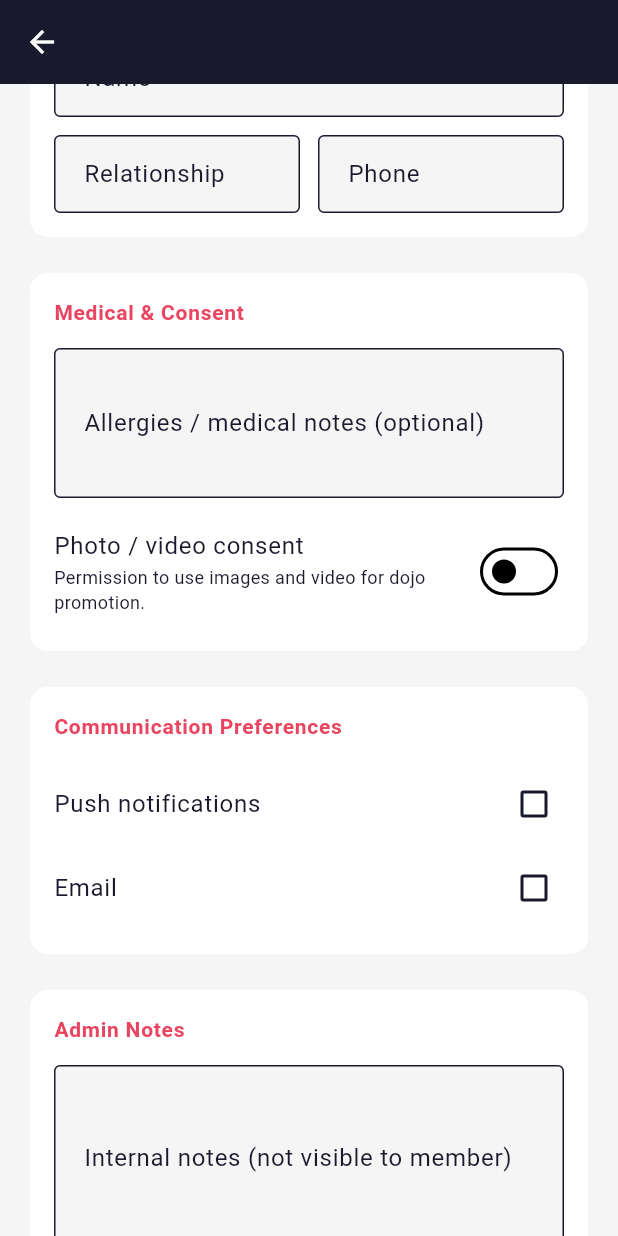
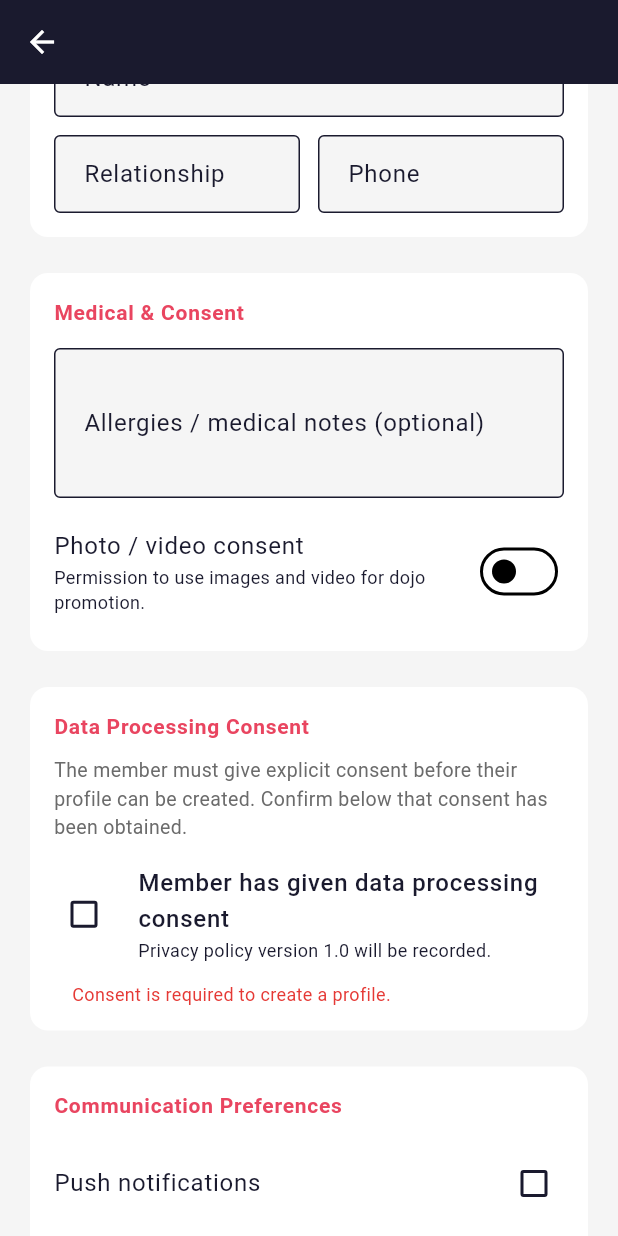
Before and after one commit to kieronhg/Ichiban-App, a Flutter app: the ProfileFormScreen screen opened by its route, scrolled down 1152 dp, on a phone screen of 412 x 824 dp. Run offline on Flutter 3.47's test engine with Material 3 defaults, Android fonts, the phone set to English and light mode, and no system bars; our stand-ins replace cloud_firestore, equatable, firebase_auth, flutter_riverpod, go_router; accounts and stored records are empty.

Commit message:
feat(profiles): add GDPR consent checkbox to profile form
ProfileFormState:
- Add dataProcessingConsent (bool) and dataProcessingConsentVersion (String?)
- Add registrationDate (DateTime?) and isActive (bool) so edit mode
  preserves existing system fields instead of resetting them
  (fixes silent bug: editing a profile was overwriting registrationDate
  to DateTime.now() and forcing isActive: true on every save)
- Update empty(), fromProfile(), toProfile(), copyWith() accordingly

ProfileFormNotifier:
- Add setDataProcessingConsent() and setDataProcessingConsentVersion() setters

ProfileFormScreen:
- New _GdprConsentSection ConsumerWidget added between Medical/Consent
  and Communication Preferences sections
- Create mode: shows unchecked mandatory checkbox; ticking it stamps the
  current privacyPolicyVersion from app settings as consentVersion;
  shows inline error while unchecked; use case will reject save if false
- Edit mode (consent already given): shows read-only green status banner
  with recorded policy version; directs admin to erasure process to withdraw
- Edit mode (no consent yet): shows the checkbox, allowing consent to be given

app_settings_providers.dart:
- New privacyPolicyVersionProvider (FutureProvider<String>) reads
  'privacyPolicyVersion' from Firestore app settings; falls back to '1.0'

Co-Authored-By: Claude Sonnet 4.6 <noreply@anthropic.com>

```diff
--- /dev/null
+++ b/lib/core/providers/app_settings_providers.dart
@@ -0,0 +1,14 @@
+import 'package:flutter_riverpod/flutter_riverpod.dart';
+import 'repository_providers.dart';
+
+// ── Privacy policy version ─────────────────────────────────────────────────
+
+/// The current privacy policy version string stored in app settings.
+/// Used when stamping [dataProcessingConsentVersion] on new profiles.
+/// Falls back to '1.0' if the setting has not been seeded yet.
+final privacyPolicyVersionProvider = FutureProvider<String>((ref) async {
+  final setting = await ref
+      .watch(appSettingsRepositoryProvider)
+      .get('privacyPolicyVersion');
+  return setting?.stringValue ?? '1.0';
+});
--- a/lib/core/providers/profile_providers.dart
+++ b/lib/core/providers/profile_providers.dart
@@ -8,6 +8,7 @@ import '../../domain/use_cases/profile/get_profile_use_case.dart';
 import '../../domain/use_cases/profile/get_profiles_use_case.dart';
 import '../../domain/use_cases/profile/set_pin_use_case.dart';
 import '../../domain/use_cases/profile/update_profile_use_case.dart';
+import 'app_settings_providers.dart';
 import 'repository_providers.dart';
 
 // ── Use-case providers ─────────────────────────────────────────────────────
@@ -99,6 +100,10 @@ class ProfileFormNotifier extends Notifier<ProfileFormState> {
       state = state.copyWith(secondParentProfileId: v);
   void setPayingParentId(String? v) =>
       state = state.copyWith(payingParentId: v);
+  void setDataProcessingConsent(bool v) =>
+      state = state.copyWith(dataProcessingConsent: v);
+  void setDataProcessingConsentVersion(String? v) =>
+      state = state.copyWith(dataProcessingConsentVersion: v);
 
   /// Creates or updates the profile. Returns the profile ID.
   Future<String> save() async {
@@ -154,6 +159,10 @@ class ProfileFormState {
     required this.parentProfileId,
     required this.secondParentProfileId,
     required this.payingParentId,
+    required this.dataProcessingConsent,
+    required this.dataProcessingConsentVersion,
+    required this.registrationDate,
+    required this.isActive,
     required this.isSaving,
     required this.errorMessage,
   });
@@ -182,6 +191,15 @@ class ProfileFormState {
   final String? parentProfileId;
   final String? secondParentProfileId;
   final String? payingParentId;
+
+  // GDPR consent
+  final bool dataProcessingConsent;
+  final String? dataProcessingConsentVersion;
+
+  // Preserved system fields (edit mode)
+  final DateTime? registrationDate;
+  final bool isActive;
+
   final bool isSaving;
   final String? errorMessage;
 
@@ -212,6 +230,10 @@ class ProfileFormState {
         parentProfileId: null,
         secondParentProfileId: null,
         payingParentId: null,
+        dataProcessingConsent: false,
+        dataProcessingConsentVersion: null,
+        registrationDate: null,
+        isActive: true,
         isSaving: false,
         errorMessage: null,
       );
@@ -241,12 +263,19 @@ class ProfileFormState {
         parentProfileId: p.parentProfileId,
         secondParentProfileId: p.secondParentProfileId,
         payingParentId: p.payingParentId,
+        dataProcessingConsent: p.dataProcessingConsent,
+        dataProcessingConsentVersion: p.dataProcessingConsentVersion,
+        registrationDate: p.registrationDate,
+        isActive: p.isActive,
         isSaving: false,
         errorMessage: null,
       );
 
   /// Converts form state back to a [Profile] for persistence.
   /// An empty string ID signals a new profile — Firestore will generate one.
+  /// [registrationDate] is preserved from the loaded profile in edit mode;
+  /// it defaults to now for new profiles and is overwritten by
+  /// [CreateProfileUseCase] anyway.
   Profile toProfile() => Profile(
         id: id,
         firstName: firstName.trim(),
@@ -269,8 +298,10 @@ class ProfileFormState {
         photoVideoConsent: photoVideoConsent,
         notes: notes?.trim(),
         communicationPreferences: communicationPreferences,
-        registrationDate: DateTime.now(),
-        isActive: true,
+        dataProcessingConsent: dataProcessingConsent,
+        dataProcessingConsentVersion: dataProcessingConsentVersion,
+        registrationDate: registrationDate ?? DateTime.now(),
+        isActive: isActive,
         parentProfileId: parentProfileId,
         secondParentProfileId: secondParentProfileId,
         payingParentId: payingParentId,
@@ -301,6 +332,10 @@ class ProfileFormState {
     String? parentProfileId,
     String? secondParentProfileId,
     String? payingParentId,
+    bool? dataProcessingConsent,
+    String? dataProcessingConsentVersion,
+    DateTime? registrationDate,
+    bool? isActive,
     bool? isSaving,
     String? errorMessage,
   }) {
@@ -334,6 +369,12 @@ class ProfileFormState {
       secondParentProfileId:
           secondParentProfileId ?? this.secondParentProfileId,
       payingParentId: payingParentId ?? this.payingParentId,
+      dataProcessingConsent:
+          dataProcessingConsent ?? this.dataProcessingConsent,
+      dataProcessingConsentVersion:
+          dataProcessingConsentVersion ?? this.dataProcessingConsentVersion,
+      registrationDate: registrationDate ?? this.registrationDate,
+      isActive: isActive ?? this.isActive,
       isSaving: isSaving ?? this.isSaving,
       errorMessage: errorMessage ?? this.errorMessage,
     );
--- a/lib/presentation/features/profiles/profile_form_screen.dart
+++ b/lib/presentation/features/profiles/profile_form_screen.dart
@@ -4,6 +4,7 @@ import 'package:go_router/go_router.dart';
 import 'package:intl/intl.dart';
 
 import '../../../core/theme/app_colors.dart';
+import '../../../core/providers/app_settings_providers.dart';
 import '../../../core/providers/profile_providers.dart';
 import '../../../domain/entities/enums.dart';
 import '../../../domain/entities/profile.dart';
@@ -375,6 +376,14 @@ class _ProfileFormScreenState extends ConsumerState<ProfileFormScreen> {
               const SizedBox(height: 16),
             ],
 
+            // ── Data processing consent ──────────────────────────────────
+            _GdprConsentSection(
+              isEditing: _isEditing,
+              formState: formState,
+              notifier: notifier,
+            ),
+            const SizedBox(height: 16),
+
             // ── Communication preferences ────────────────────────────────
             _FormSection(
               title: 'Communication Preferences',
@@ -624,3 +633,129 @@ class _DropdownField<T> extends StatelessWidget {
     );
   }
 }
+
+// ── GDPR consent section ───────────────────────────────────────────────────
+
+class _GdprConsentSection extends ConsumerWidget {
+  const _GdprConsentSection({
+    required this.isEditing,
+    required this.formState,
+    required this.notifier,
+  });
+
+  final bool isEditing;
+  final ProfileFormState formState;
+  final ProfileFormNotifier notifier;
+
+  @override
+  Widget build(BuildContext context, WidgetRef ref) {
+    final policyVersionAsync = ref.watch(privacyPolicyVersionProvider);
+    final currentVersion =
+        policyVersionAsync.value ?? '…';
+
+    return Card(
+      elevation: 0,
+      color: AppColors.surface,
+      shape:
+          RoundedRectangleBorder(borderRadius: BorderRadius.circular(12)),
+      child: Padding(
+        padding: const EdgeInsets.all(16),
+        child: Column(
+          crossAxisAlignment: CrossAxisAlignment.start,
+          children: [
+            Text(
+              'Data Processing Consent',
+              style: Theme.of(context).textTheme.labelLarge?.copyWith(
+                    color: AppColors.accent,
+                    fontWeight: FontWeight.w700,
+                    letterSpacing: 0.5,
+                  ),
+            ),
+            const SizedBox(height: 10),
+
+            // Edit mode — consent already given: show read-only status
+            if (isEditing && formState.dataProcessingConsent) ...[
+              Container(
+                padding: const EdgeInsets.symmetric(
+                    horizontal: 12, vertical: 10),
+                decoration: BoxDecoration(
+                  color: AppColors.success.withAlpha(25),
+                  borderRadius: BorderRadius.circular(8),
+                  border:
+                      Border.all(color: AppColors.success.withAlpha(80)),
+                ),
+                child: Row(
+                  children: [
+                    Icon(Icons.verified_outlined,
+                        size: 18, color: AppColors.success),
+                    const SizedBox(width: 8),
+                    Expanded(
+                      child: Text(
+                        'Consent given'
+                        '${formState.dataProcessingConsentVersion != null ? ' — policy v${formState.dataProcessingConsentVersion}' : ''}.',
+                        style: TextStyle(
+                            color: AppColors.success,
+                            fontWeight: FontWeight.w500,
+                            fontSize: 13),
+                      ),
+                    ),
+                  ],
+                ),
+              ),
+              const SizedBox(height: 8),
+              Text(
+                'To withdraw consent use the Right to Erasure process, '
+                'not this form.',
+                style: TextStyle(
+                    color: AppColors.textSecondary, fontSize: 12),
+              ),
+            ]
+
+            // Create mode (or edit with no consent yet): show checkbox
+            else ...[
+              Text(
+                'The member must give explicit consent before their '
+                'profile can be created. Confirm below that consent has '
+                'been obtained.',
+                style: TextStyle(
+                    color: AppColors.textSecondary, fontSize: 13),
+              ),
+              const SizedBox(height: 8),
+              CheckboxListTile(
+                contentPadding: EdgeInsets.zero,
+                value: formState.dataProcessingConsent,
+                activeColor: AppColors.accent,
+                title: const Text(
+                  'Member has given data processing consent',
+                  style: TextStyle(fontWeight: FontWeight.w500),
+                ),
+                subtitle: Text(
+                  'Privacy policy version $currentVersion will be recorded.',
+                  style: const TextStyle(fontSize: 12),
+                ),
+                onChanged: (v) {
+                  final checked = v ?? false;
+                  notifier.setDataProcessingConsent(checked);
+                  // Stamp the current policy version when consent is given;
+                  // clear it if the checkbox is unchecked
+                  notifier.setDataProcessingConsentVersion(
+                      checked ? policyVersionAsync.value : null);
+                },
+                controlAffinity: ListTileControlAffinity.leading,
+              ),
+              if (!formState.dataProcessingConsent)
+                Padding(
+                  padding: const EdgeInsets.only(top: 4, left: 12),
+                  child: Text(
+                    'Consent is required to create a profile.',
+                    style: TextStyle(
+                        color: AppColors.error, fontSize: 12),
+                  ),
+                ),
+            ],
+          ],
+        ),
+      ),
+    );
+  }
+}
```
